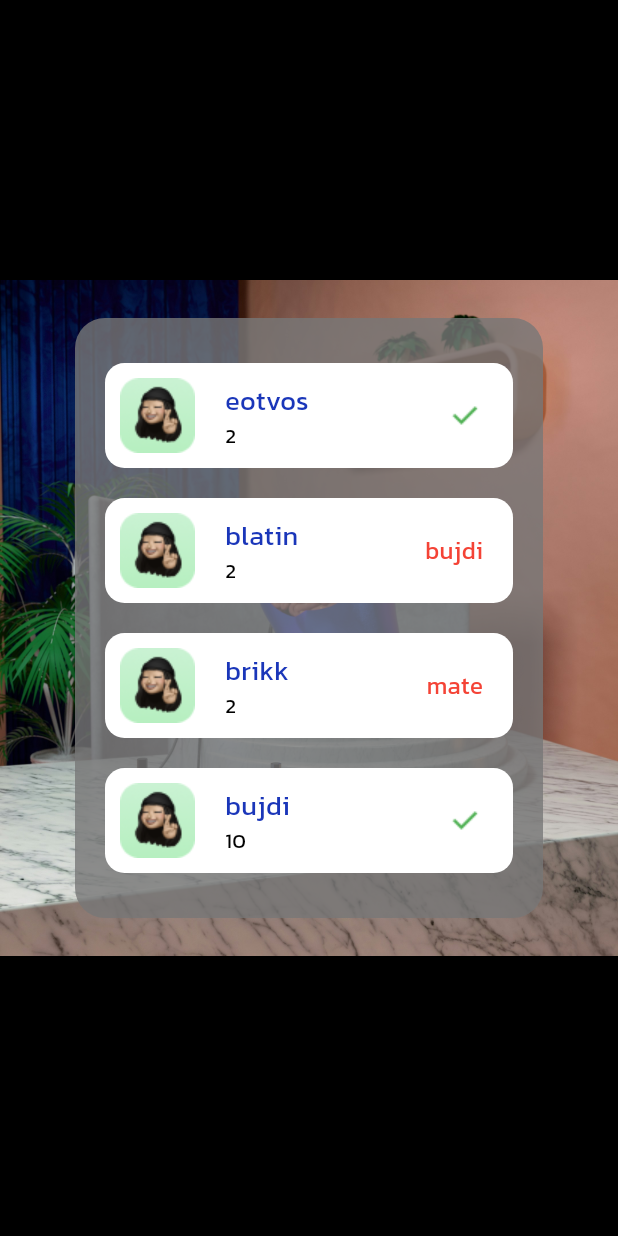
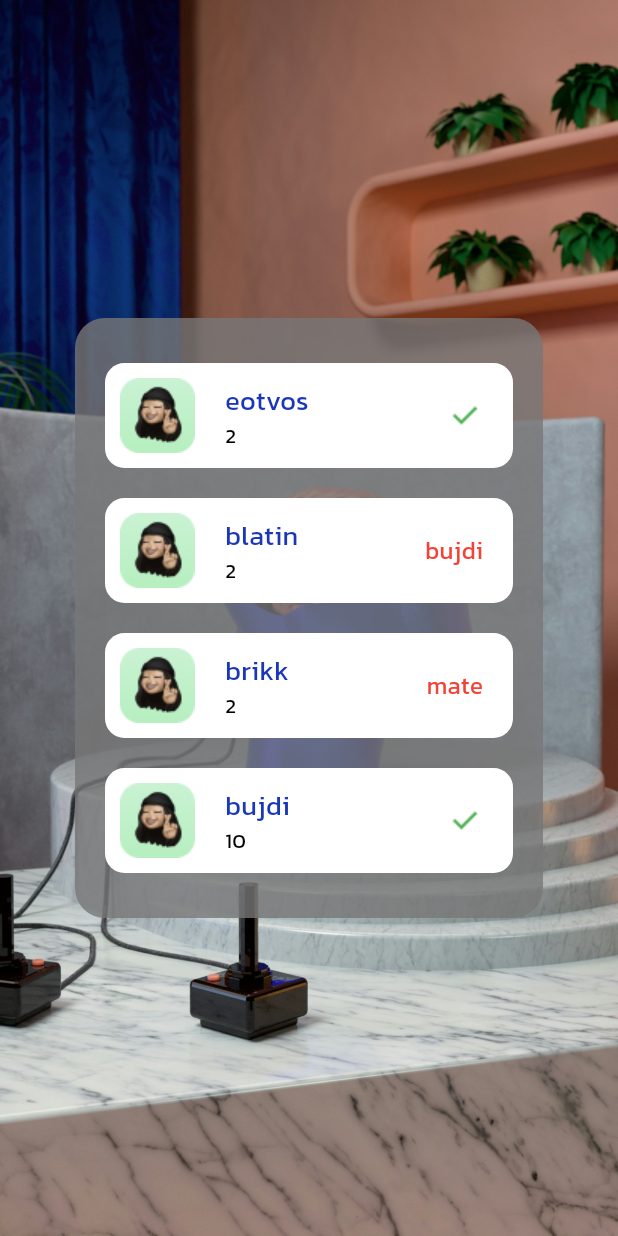
Before and after one commit to mozsarmate/photo-roulette, a Flutter app: the ResultsPage screen opened directly, on a phone screen of 412 x 824 dp. Run offline on Flutter 3.47's test engine with Material 3 defaults, Android fonts, the phone set to English and light mode, and no system bars; our stand-ins replace cloud_firestore, firebase_core; missing offline and left inert: firebase_app_check, photo_manager; accounts and stored records are empty; generated files the repository leaves out were written again.

Commit message:
Fine ass ResultsPage even finer

```diff
--- a/lib/pages/gamePage.dart
+++ b/lib/pages/gamePage.dart
@@ -1,7 +1,7 @@
 import 'package:flutter/material.dart';
 import 'package:cloud_firestore/cloud_firestore.dart';
 import 'package:photo_roulette/components/backdropFilter.dart';
-import 'package:photo_roulette/pages/resultsPanel.dart';
+import 'package:photo_roulette/pages/resultsPage.dart';
 
 import '../components/votePanel.dart';
 import '../models/image_model.dart';
@@ -77,7 +77,7 @@ class _GameState extends State<GamePage>{
         final data = snapshot.data!;
         //final List<String> names = data["names"].cast<String>();
         return (data['revealed'])
-            ? const ResultsPanel()
+            ? const ResultsPage()
             : VotePanel(
           names: const ["Blatin", "Johannes", "Lukas", "asd"], image: getImageUrl(data['round']), round:4, max:images.length, reveal: revealAns);
       },
--- a/lib/pages/resultsPage.dart
+++ b/lib/pages/resultsPage.dart
@@ -37,7 +37,7 @@ class ResultsPage extends StatelessWidget {
     return Scaffold(
         body: Container(
           decoration: BoxDecoration(
-            image: DecorationImage(image: AssetImage("assets/images/main_background.jpg"))
+            image: DecorationImage(image: AssetImage("assets/images/main_background.jpg"), fit: BoxFit.cover)
           ),
             child: Center(
               child: Container(
--- a/lib/pages/testing.dart
+++ b/lib/pages/testing.dart
@@ -1,10 +1,10 @@
 import 'package:flutter/material.dart';
+import 'package:photo_roulette/pages/gamePage.dart';
 import 'home.dart';
 import 'imagePickerPage.dart';
 import 'leaderboard.dart';
 import 'lobby.dart';
 import 'resultsPage.dart';
-import 'round.dart';
 
 class Testing extends StatelessWidget{
   @override
@@ -34,7 +34,7 @@ class Testing extends StatelessWidget{
           ElevatedButton(
             child: const Text("Round"),
             onPressed: (){
-              Navigator.push(context, MaterialPageRoute(builder: (context)=>const RoundScreen(gamePin: "123456")));
+              Navigator.push(context, MaterialPageRoute(builder: (context)=>const GamePage(gamePin: "123456")));
             },
           ),
           ElevatedButton(
```
